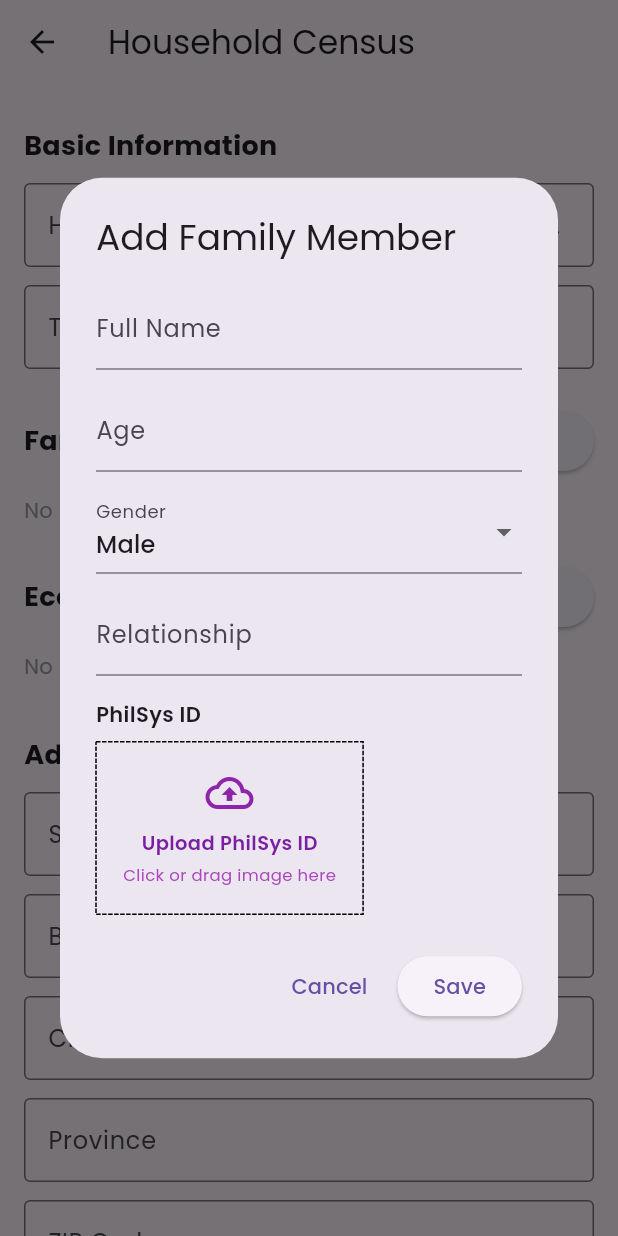
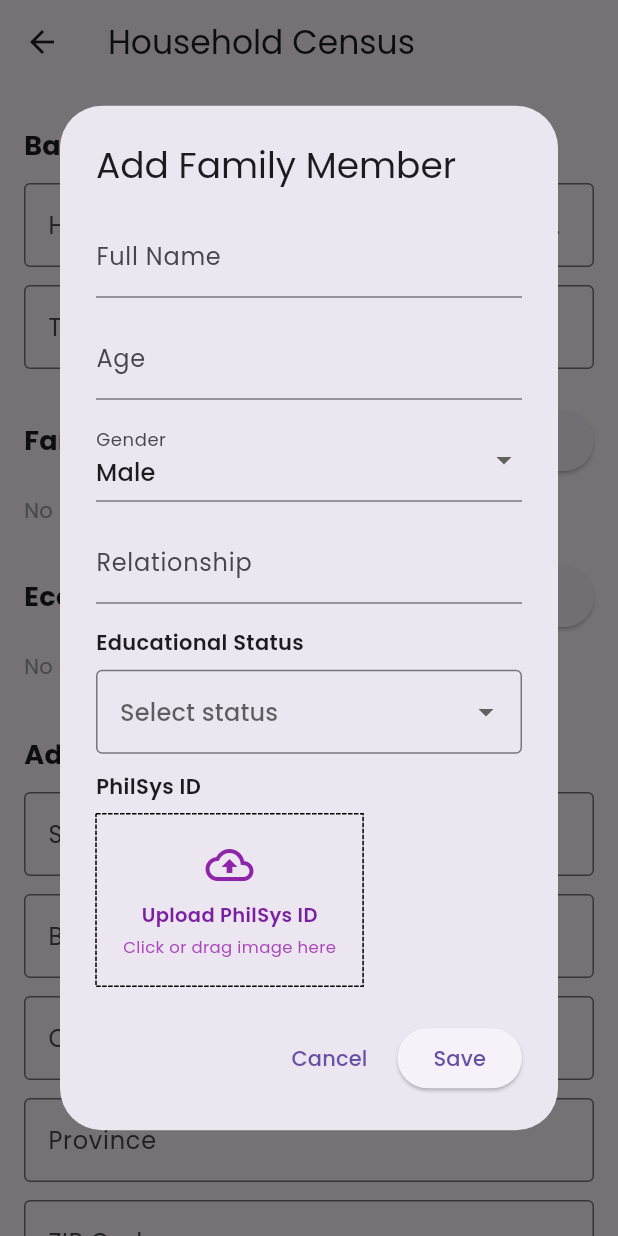
Before and after one commit to lemuelalvarico71-design/barangay_census, a Flutter app: the HouseholdPage screen opened directly, after a tap on "Add", on a phone screen of 412 x 824 dp. Run offline on Flutter 3.47's test engine with Material 3 defaults, Android fonts, the phone set to English and light mode, and no system bars; drawn by our look-alikes of dotted_border; our stand-ins replace file_picker, fl_chart, google_fonts; missing offline and left inert: mysql1; statements that could not run were skipped.

Commit message:
spaghetti update

```diff
--- a/lib/models/household.dart
+++ b/lib/models/household.dart
@@ -95,12 +95,19 @@ class Household {
       };
 }
 
+// models/household.dart → Add to FamilyMember class
 class FamilyMember {
   final String name;
   final int age;
   final String gender;
   final String relationship;
-  final Uint8List? philsysImage; // ← Per member
+  final Uint8List? philsysImage;
+
+  // ────── NEW: Educational Status ──────
+  final String? educationStatus;     // e.g., "Undergraduate", "Graduate", "High School", etc.
+  final String? yearLevel;          // only if Undergraduate
+  final String? course;             // only if Undergraduate
+  final String? employmentStatus;   // only if Graduate: "Employed" or "Unemployed"
 
   FamilyMember({
     required this.name,
@@ -108,17 +115,17 @@ class FamilyMember {
     required this.gender,
     required this.relationship,
     this.philsysImage,
+    this.educationStatus,
+    this.yearLevel,
+    this.course,
+    this.employmentStatus,
   });
 
   factory FamilyMember.fromMap(Map<String, dynamic> map) {
     Uint8List? image;
     final img = map['philsys_image'];
     if (img is String && img.isNotEmpty) {
-    try {
-      image = base64Decode(img);
-    } catch (e) {
-      image = null;
-    }
+      try { image = base64Decode(img); } catch (e) { image = null; }
     }
     return FamilyMember(
       name: map['name'] as String,
@@ -126,6 +133,10 @@ factory FamilyMember.fromMap(Map<String, dynamic> map) {
       gender: map['gender'] as String,
       relationship: map['relationship'] as String,
       philsysImage: image,
+      educationStatus: map['education_status'] as String?,
+      yearLevel: map['year_level'] as String?,
+      course: map['course'] as String?,
+      employmentStatus: map['employment_status'] as String?,
     );
   }
 
@@ -135,6 +146,10 @@ factory FamilyMember.fromMap(Map<String, dynamic> map) {
     'gender': gender,
     'relationship': relationship,
     'philsys_image': philsysImage != null ? base64Encode(philsysImage!) : null,
+    'education_status': educationStatus,
+    'year_level': yearLevel,
+    'course': course,
+    'employment_status': employmentStatus,
   };
 }
 
--- a/lib/pages/household_page.dart
+++ b/lib/pages/household_page.dart
@@ -142,17 +142,19 @@ class _HouseholdPageState extends State<HouseholdPage> {
   }
 
 
-  // ────── Family Member Dialog (with PhilSys ID upload) ──────
 void _addFamilyMemberDialog({Map<String, dynamic>? existingMember, int? index}) {
   final nameCtrl = TextEditingController(text: existingMember?['name']);
   final ageCtrl = TextEditingController(text: existingMember?['age']?.toString());
   String gender = existingMember?['gender'] ?? 'Male';
   final relCtrl = TextEditingController(text: existingMember?['relationship']);
 
-  // Local state for image in dialog
+  // ────── Educational Fields ──────
+  String? educationStatus = existingMember?['education_status'];
+  final yearLevelCtrl = TextEditingController(text: existingMember?['year_level']);
+  final courseCtrl = TextEditingController(text: existingMember?['course']);
+  String? employmentStatus = existingMember?['employment_status'];
+
   Uint8List? dialogImageBytes = existingMember?['philsys_image'] as Uint8List?;
-
-  // Rebuild trigger
   final dialogKey = GlobalKey();
 
   Future<void> pickImage() async {
@@ -161,7 +163,6 @@ void _addFamilyMemberDialog({Map<String, dynamic>? existingMember, int? index})
       allowMultiple: false,
       withData: true,
     );
-
     if (result != null && result.files.single.bytes != null) {
       dialogImageBytes = result.files.single.bytes!;
       (dialogKey.currentContext as Element?)?.markNeedsBuild();
@@ -187,19 +188,12 @@ void _addFamilyMemberDialog({Map<String, dynamic>? existingMember, int? index})
                 mainAxisSize: MainAxisSize.min,
                 crossAxisAlignment: CrossAxisAlignment.start,
                 children: [
-                  // Full Name
-                  TextField(
-                    controller: nameCtrl,
-                    decoration: const InputDecoration(labelText: 'Full Name'),
-                  ),
+                  // Name
+                  TextField(controller: nameCtrl, decoration: const InputDecoration(labelText: 'Full Name')),
                   const SizedBox(height: 12),
 
                   // Age
-                  TextField(
-                    controller: ageCtrl,
-                    keyboardType: TextInputType.number,
-                    decoration: const InputDecoration(labelText: 'Age'),
-                  ),
+                  TextField(controller: ageCtrl, keyboardType: TextInputType.number, decoration: const InputDecoration(labelText: 'Age')),
                   const SizedBox(height: 12),
 
                   // Gender
@@ -211,27 +205,71 @@ void _addFamilyMemberDialog({Map<String, dynamic>? existingMember, int? index})
                       DropdownMenuItem(value: 'Female', child: Text('Female')),
                       DropdownMenuItem(value: 'Other', child: Text('Other')),
                     ],
+                    onChanged: (v) { gender = v!; setDialogState(() {}); },
+                  ),
+                  const SizedBox(height: 12),
+
+                  // Relationship
+                  TextField(controller: relCtrl, decoration: const InputDecoration(labelText: 'Relationship')),
+                  const SizedBox(height: 16),
+
+                  // ────── Educational Status ──────
+                  const Text('Educational Status', style: TextStyle(fontWeight: FontWeight.w600)),
+                  const SizedBox(height: 8),
+
+                  DropdownButtonFormField<String>(
+                    value: educationStatus,
+                    hint: const Text('Select status'),
+                    decoration: const InputDecoration(border: OutlineInputBorder()),
+                    items: [
+                      'None',
+                      'Elementary',
+                      'High School',
+                      'Undergraduate',
+                      'Graduate',
+                      'Vocational',
+                      'Post-Graduate',
+                    ].map((s) => DropdownMenuItem(value: s, child: Text(s))).toList(),
                     onChanged: (v) {
-                      gender = v!;
+                      educationStatus = v;
+                      yearLevelCtrl.clear();
+                      courseCtrl.clear();
+                      employmentStatus = null;
                       setDialogState(() {});
                     },
                   ),
                   const SizedBox(height: 12),
 
-                  // Relationship
-                  TextField(
-                    controller: relCtrl,
-                    decoration: const InputDecoration(labelText: 'Relationship'),
+                  // ────── Conditional: Undergraduate ──────
+                  if (educationStatus == 'Undergraduate') ...[
+                    TextField(controller: yearLevelCtrl, decoration: const InputDecoration(labelText: 'Year Level (e.g., 1st Year)')),
+                    const SizedBox(height: 12),
+                    TextField(controller: courseCtrl, decoration: const InputDecoration(labelText: 'Course (e.g., BS Computer Science)')),
+                    const SizedBox(height: 12),
+                  ],
+
+                  // ────── Conditional: Graduate ──────
+                  if (educationStatus == 'Graduate')
+                    Column(
+                      children: [
+                        RadioListTile<String>(
+                          title: const Text('Employed'),
+                          value: 'Employed',
+                          groupValue: employmentStatus,
+                          onChanged: (v) { employmentStatus = v; setDialogState(() {}); },
                         ),
-                  const SizedBox(height: 16),
+                        RadioListTile<String>(
+                          title: const Text('Unemployed'),
+                          value: 'Unemployed',
+                          groupValue: employmentStatus,
+                          onChanged: (v) { employmentStatus = v; setDialogState(() {}); },
+                        ),
+                      ],
+                    ),
 
                   // ────── PhilSys ID Upload ──────
-                  const Text(
-                    'PhilSys ID',
-                    style: TextStyle(fontWeight: FontWeight.w600, fontSize: 14),
-                  ),
+                  const Text('PhilSys ID', style: TextStyle(fontWeight: FontWeight.w600)),
                   const SizedBox(height: 8),
-
                   dialogImageBytes == null
                       ? _buildUploadArea(pickImage)
                       : _buildDialogImagePreview(dialogImageBytes!, pickImage, removeImage),
@@ -240,20 +278,37 @@ void _addFamilyMemberDialog({Map<String, dynamic>? existingMember, int? index})
             ),
           ),
           actions: [
-            TextButton(
-              onPressed: () => Navigator.pop(context),
-              child: const Text('Cancel'),
-            ),
+            TextButton(onPressed: () => Navigator.pop(context), child: const Text('Cancel')),
             ElevatedButton(
               onPressed: () {
                 if (nameCtrl.text.isEmpty) return;
+
+                // Validation
+                if (educationStatus == 'Undergraduate' && (yearLevelCtrl.text.isEmpty || courseCtrl.text.isEmpty)) {
+                  ScaffoldMessenger.of(context).showSnackBar(
+                    const SnackBar(content: Text('Year Level and Course are required for Undergraduate')),
+                  );
+                  return;
+                }
+                if (educationStatus == 'Graduate' && employmentStatus == null) {
+                  ScaffoldMessenger.of(context).showSnackBar(
+                    const SnackBar(content: Text('Please select Employed or Unemployed')),
+                  );
+                  return;
+                }
+
                 final member = {
                   'name': nameCtrl.text.trim(),
                   'age': int.tryParse(ageCtrl.text) ?? 0,
                   'gender': gender,
                   'relationship': relCtrl.text.trim(),
-                  'philsys_image': dialogImageBytes, // ← Save image
+                  'philsys_image': dialogImageBytes,
+                  'education_status': educationStatus,
+                  'year_level': educationStatus == 'Undergraduate' ? yearLevelCtrl.text.trim() : null,
+                  'course': educationStatus == 'Undergraduate' ? courseCtrl.text.trim() : null,
+                  'employment_status': educationStatus == 'Graduate' ? employmentStatus : null,
                 };
+
                 setState(() {
                   if (index != null) {
                     _familyMembers[index] = member;
@@ -476,6 +531,13 @@ Widget _buildDialogImagePreview(
       crossAxisAlignment: CrossAxisAlignment.start,
       children: [
         Text('Age: ${m['age']} | ${m['gender']} | ${m['relationship']}'),
+        if (m['education_status'] != null)
+          Text(
+            'Education: ${m['education_status']}'
+            '${m['education_status'] == 'Undergraduate' ? ' - ${m['year_level']} ${m['course']}' : ''}'
+            '${m['education_status'] == 'Graduate' ? ' - ${m['employment_status']}' : ''}',
+            style: const TextStyle(fontSize: 12, color: Colors.blueGrey),
+          ),
         const SizedBox(height: 8),
         m['philsys_image'] == null
             ? _buildUploadButton(i)
@@ -485,12 +547,8 @@ Widget _buildDialogImagePreview(
     trailing: Row(
       mainAxisSize: MainAxisSize.min,
       children: [
-              IconButton(
-                  icon: const Icon(Icons.edit, color: Colors.orange),
-                  onPressed: () => _addFamilyMemberDialog(existingMember: m, index: i)),
-              IconButton(
-                  icon: const Icon(Icons.delete, color: Colors.red),
-                  onPressed: () => _deleteItem(_familyMembers, i)),
+        IconButton(icon: const Icon(Icons.edit, color: Colors.orange), onPressed: () => _addFamilyMemberDialog(existingMember: m, index: i)),
+        IconButton(icon: const Icon(Icons.delete, color: Colors.red), onPressed: () => _deleteItem(_familyMembers, i)),
       ],
     ),
   ),
```
Lines whose indentation alone changed are shown as unchanged.
